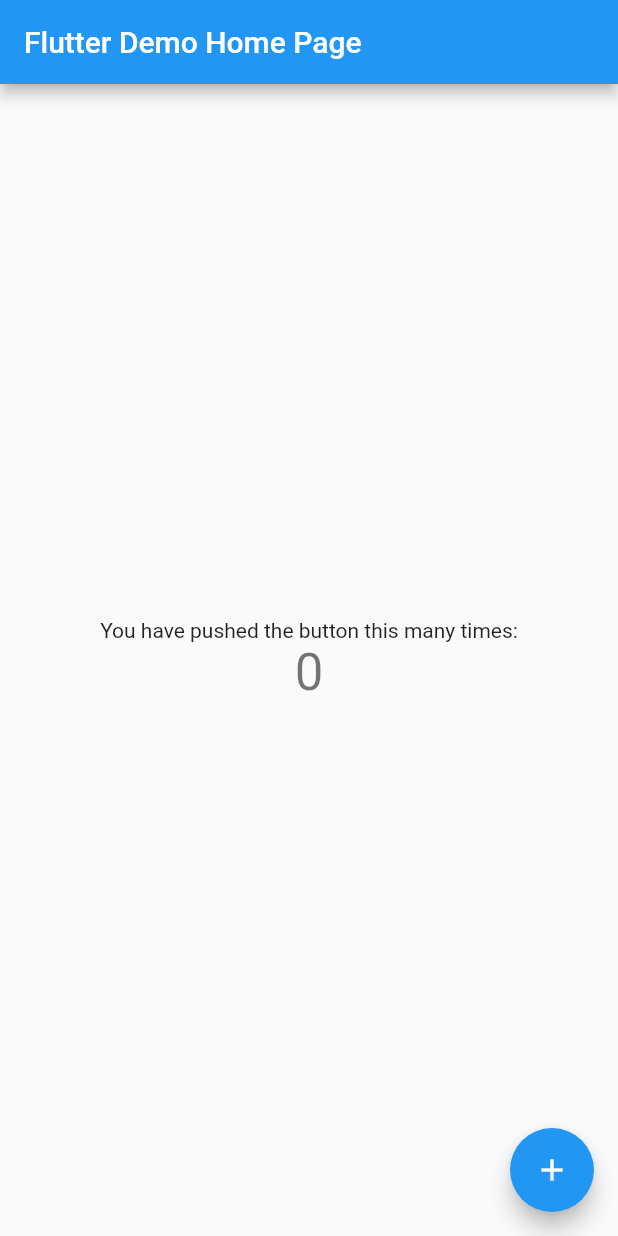
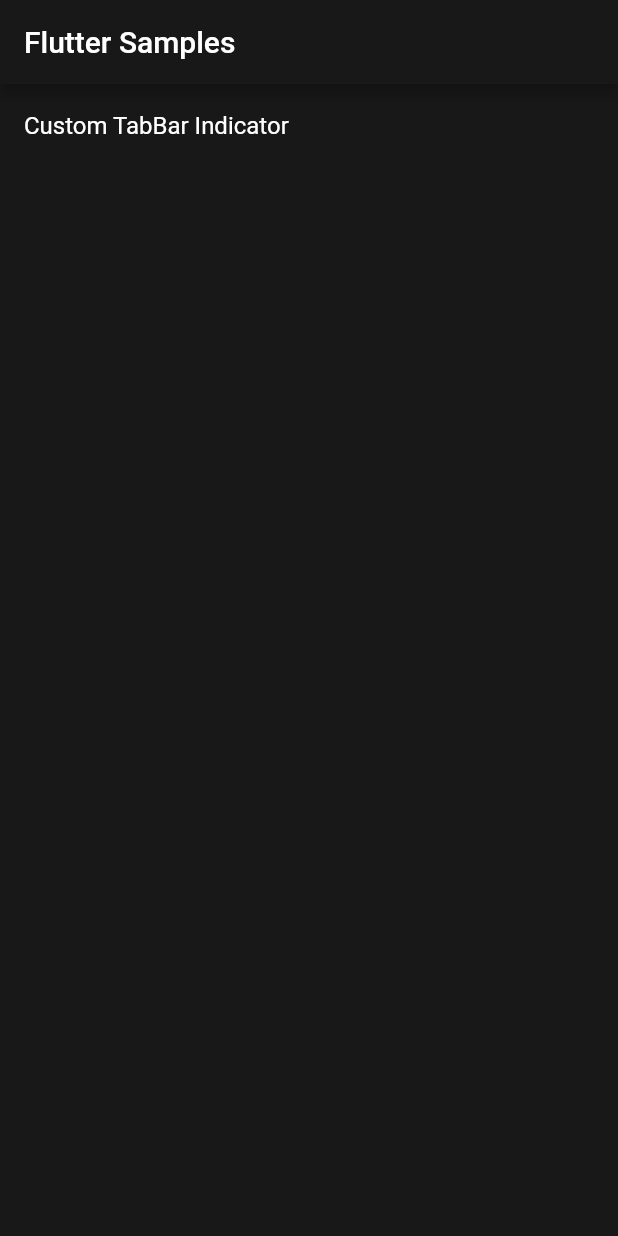
Before and after one commit to divyanshub024/flutter_samples, a Flutter app: the screen it shows after launch, on a phone screen of 412 x 824 dp. Run offline on Flutter 3.47's test engine with Material 2 defaults, Android fonts, the phone set to English and light mode, and no system bars.

Commit message:
Add list of screens.

```diff
--- a/lib/main.dart
+++ b/lib/main.dart
@@ -1,113 +1,56 @@
 import 'package:flutter/material.dart';
+import 'package:flutter_samples/app/tab_bar/main_tab_bar.dart';
+import 'package:flutter_samples/values/app_theme.dart';
 
 void main() {
   runApp(MyApp());
 }
 
 class MyApp extends StatelessWidget {
-  // This widget is the root of your application.
   @override
   Widget build(BuildContext context) {
     return MaterialApp(
-      title: 'Flutter Demo',
-      theme: ThemeData(
-        // This is the theme of your application.
-        //
-        // Try running your application with "flutter run". You'll see the
-        // application has a blue toolbar. Then, without quitting the app, try
-        // changing the primarySwatch below to Colors.green and then invoke
-        // "hot reload" (press "r" in the console where you ran "flutter run",
-        // or simply save your changes to "hot reload" in a Flutter IDE).
-        // Notice that the counter didn't reset back to zero; the application
-        // is not restarted.
-        primarySwatch: Colors.blue,
-      ),
-      home: MyHomePage(title: 'Flutter Demo Home Page'),
+      title: 'Flutter Samples',
+      theme: AppTheme.themeData,
+      home: MyHomePage(title: 'Flutter Samples'),
     );
   }
 }
 
-class MyHomePage extends StatefulWidget {
+class MyHomePage extends StatelessWidget {
   MyHomePage({Key? key, required this.title}) : super(key: key);
-
-  // This widget is the home page of your application. It is stateful, meaning
-  // that it has a State object (defined below) that contains fields that affect
-  // how it looks.
-
-  // This class is the configuration for the state. It holds the values (in this
-  // case the title) provided by the parent (in this case the App widget) and
-  // used by the build method of the State. Fields in a Widget subclass are
-  // always marked "final".
 
   final String title;
 
-  @override
-  _MyHomePageState createState() => _MyHomePageState();
-}
-
-class _MyHomePageState extends State<MyHomePage> {
-  int _counter = 0;
-
-  void _incrementCounter() {
-    setState(() {
-      // This call to setState tells the Flutter framework that something has
-      // changed in this State, which causes it to rerun the build method below
-      // so that the display can reflect the updated values. If we changed
-      // _counter without calling setState(), then the build method would not be
-      // called again, and so nothing would appear to happen.
-      _counter++;
-    });
-  }
+  final Map<String, Widget> _screens = {
+    'Custom TabBar Indicator': MainTabBar(),
+  };
 
   @override
   Widget build(BuildContext context) {
-    // This method is rerun every time setState is called, for instance as done
-    // by the _incrementCounter method above.
-    //
-    // The Flutter framework has been optimized to make rerunning build methods
-    // fast, so that you can just rebuild anything that needs updating rather
-    // than having to individually change instances of widgets.
     return Scaffold(
       appBar: AppBar(
-        // Here we take the value from the MyHomePage object that was created by
-        // the App.build method, and use it to set our appbar title.
-        title: Text(widget.title),
+        title: Text(title),
       ),
-      body: Center(
-        // Center is a layout widget. It takes a single child and positions it
-        // in the middle of the parent.
-        child: Column(
-          // Column is also a layout widget. It takes a list of children and
-          // arranges them vertically. By default, it sizes itself to fit its
-          // children horizontally, and tries to be as tall as its parent.
-          //
-          // Invoke "debug painting" (press "p" in the console, choose the
-          // "Toggle Debug Paint" action from the Flutter Inspector in Android
-          // Studio, or the "Toggle Debug Paint" command in Visual Studio Code)
-          // to see the wireframe for each widget.
-          //
-          // Column has various properties to control how it sizes itself and
-          // how it positions its children. Here we use mainAxisAlignment to
-          // center the children vertically; the main axis here is the vertical
-          // axis because Columns are vertical (the cross axis would be
-          // horizontal).
-          mainAxisAlignment: MainAxisAlignment.center,
-          children: <Widget>[
-            Text(
-              'You have pushed the button this many times:',
-            ),
-            Text(
-              '$_counter',
-              style: Theme.of(context).textTheme.headline4,
-            ),
-          ],
-        ),
+      body: ListView(
+        children: _buildTiles(context),
       ),
-      floatingActionButton: FloatingActionButton(
-        onPressed: _incrementCounter,
-        tooltip: 'Increment',
-        child: Icon(Icons.add),
-      ), // This trailing comma makes auto-formatting nicer for build methods.
     );
   }
+
+  List<Widget> _buildTiles(BuildContext context) {
+    final List<Widget> tiles = [];
+    _screens.forEach((key, value) {
+      var tile = ListTile(
+        title: Text(key),
+        onTap: () => Navigator.push(
+          context,
+          MaterialPageRoute(builder: (_) => value),
+        ),
+      );
+      tiles.add(tile);
+    });
+
+    return tiles;
+  }
 }
```
